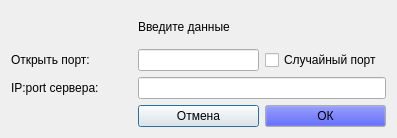
This is client/app/template/connection.ui in DimPerch/paint_online as Qt 5 draws it before an edit. The edited form follows.
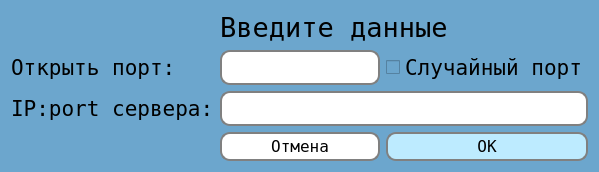
This is the edited form. Icons and pictures are not drawn.

Commit message: added disain and color changes

The edit to the form file:
```diff
--- a/client/app/template/connection.ui
+++ b/client/app/template/connection.ui
@@ -6,79 +6,37 @@
    <rect>
     <x>0</x>
     <y>0</y>
-    <width>397</width>
-    <height>138</height>
+    <width>404</width>
+    <height>124</height>
    </rect>
   </property>
   <property name="windowTitle">
-   <string>Dialog</string>
+   <string>Подключение</string>
+  </property>
+  <property name="windowIcon">
+   <iconset>
+    <normaloff>icon.png</normaloff>icon.png</iconset>
+  </property>
+  <property name="autoFillBackground">
+   <bool>false</bool>
+  </property>
+  <property name="styleSheet">
+   <string notr="true">background-color: rgb(108, 166, 205);</string>
   </property>
   <layout class="QGridLayout" name="gridLayout">
-   <item row="4" column="1" colspan="2">
-    <layout class="QHBoxLayout" name="horizontalLayout" stretch="4">
-     <item>
-      <widget class="QLineEdit" name="ip_port_edit"/>
-     </item>
-    </layout>
-   </item>
    <item row="4" column="0">
     <widget class="QLabel" name="label_ip_port">
+     <property name="font">
+      <font>
+       <family>Fixedsys</family>
+       <pointsize>16</pointsize>
+      </font>
+     </property>
      <property name="text">
       <string>IP:port сервера:</string>
      </property>
     </widget>
    </item>
-   <item row="3" column="2">
-    <widget class="QCheckBox" name="random_port_checkBox">
-     <property name="text">
-      <string>Случайный порт</string>
-     </property>
-    </widget>
-   </item>
-   <item row="0" column="1">
-    <widget class="QLabel" name="heading_label">
-     <property name="palette">
-      <palette>
-       <active>
-        <colorrole role="Button">
-         <brush brushstyle="SolidPattern">
-          <color alpha="255">
-           <red>0</red>
-           <green>248</green>
-           <blue>59</blue>
-          </color>
-         </brush>
-        </colorrole>
-       </active>
-       <inactive>
-        <colorrole role="Button">
-         <brush brushstyle="SolidPattern">
-          <color alpha="255">
-           <red>0</red>
-           <green>248</green>
-           <blue>59</blue>
-          </color>
-         </brush>
-        </colorrole>
-       </inactive>
-       <disabled>
-        <colorrole role="Button">
-         <brush brushstyle="SolidPattern">
-          <color alpha="255">
-           <red>0</red>
-           <green>248</green>
-           <blue>59</blue>
-          </color>
-         </brush>
-        </colorrole>
-       </disabled>
-      </palette>
-     </property>
-     <property name="text">
-      <string>Введите данные</string>
-     </property>
-    </widget>
-   </item>
    <item row="3" column="1">
     <widget class="QLineEdit" name="port_edit">
      <property name="enabled">
@@ -90,19 +48,17 @@
        <verstretch>0</verstretch>
       </sizepolicy>
      </property>
-    </widget>
-   </item>
-   <item row="3" column="0">
-    <widget class="QLabel" name="label_port">
-     <property name="text">
-      <string>Открыть порт:</string>
+     <property name="font">
+      <font>
+       <family>Hobo Std</family>
+       <pointsize>12</pointsize>
+      </font>
      </property>
-    </widget>
-   </item>
-   <item row="5" column="1">
-    <widget class="QPushButton" name="button_cancel">
-     <property name="text">
-      <string>Отмена</string>
+     <property name="styleSheet">
+      <string notr="true">background-color: rgb(255, 255, 255);
+border: 2px solid gray;
+border-radius: 10px;
+padding: 3 8px;</string>
      </property>
     </widget>
    </item>
@@ -114,8 +70,26 @@
         <colorrole role="Button">
          <brush brushstyle="SolidPattern">
           <color alpha="255">
-           <red>0</red>
-           <green>13</green>
+           <red>189</red>
+           <green>235</green>
+           <blue>255</blue>
+          </color>
+         </brush>
+        </colorrole>
+        <colorrole role="Base">
+         <brush brushstyle="SolidPattern">
+          <color alpha="255">
+           <red>189</red>
+           <green>235</green>
+           <blue>255</blue>
+          </color>
+         </brush>
+        </colorrole>
+        <colorrole role="Window">
+         <brush brushstyle="SolidPattern">
+          <color alpha="255">
+           <red>189</red>
+           <green>235</green>
            <blue>255</blue>
           </color>
          </brush>
@@ -125,8 +99,26 @@
         <colorrole role="Button">
          <brush brushstyle="SolidPattern">
           <color alpha="255">
-           <red>0</red>
-           <green>13</green>
+           <red>189</red>
+           <green>235</green>
+           <blue>255</blue>
+          </color>
+         </brush>
+        </colorrole>
+        <colorrole role="Base">
+         <brush brushstyle="SolidPattern">
+          <color alpha="255">
+           <red>189</red>
+           <green>235</green>
+           <blue>255</blue>
+          </color>
+         </brush>
+        </colorrole>
+        <colorrole role="Window">
+         <brush brushstyle="SolidPattern">
+          <color alpha="255">
+           <red>189</red>
+           <green>235</green>
            <blue>255</blue>
           </color>
          </brush>
@@ -136,8 +128,26 @@
         <colorrole role="Button">
          <brush brushstyle="SolidPattern">
           <color alpha="255">
-           <red>0</red>
-           <green>13</green>
+           <red>189</red>
+           <green>235</green>
+           <blue>255</blue>
+          </color>
+         </brush>
+        </colorrole>
+        <colorrole role="Base">
+         <brush brushstyle="SolidPattern">
+          <color alpha="255">
+           <red>189</red>
+           <green>235</green>
+           <blue>255</blue>
+          </color>
+         </brush>
+        </colorrole>
+        <colorrole role="Window">
+         <brush brushstyle="SolidPattern">
+          <color alpha="255">
+           <red>189</red>
+           <green>235</green>
            <blue>255</blue>
           </color>
          </brush>
@@ -145,11 +155,204 @@
        </disabled>
       </palette>
      </property>
+     <property name="font">
+      <font>
+       <family>Fixedsys</family>
+       <pointsize>12</pointsize>
+      </font>
+     </property>
+     <property name="styleSheet">
+      <string notr="true">QPushButton
+{
+border: 2px solid gray;
+border-radius: 10px;
+padding: 3 8px;
+background-color: rgb(189, 235, 255);
+}
+	</string>
+     </property>
      <property name="text">
       <string>ОК</string>
      </property>
     </widget>
    </item>
+   <item row="4" column="1" colspan="2">
+    <layout class="QHBoxLayout" name="horizontalLayout" stretch="4">
+     <item>
+      <widget class="QLineEdit" name="ip_port_edit">
+       <property name="font">
+        <font>
+         <family>Hobo Std</family>
+         <pointsize>12</pointsize>
+        </font>
+       </property>
+       <property name="styleSheet">
+        <string notr="true">background-color: rgb(255, 255, 255);
+border: 2px solid gray;
+border-radius: 10px;
+padding: 3 8px;</string>
+       </property>
+      </widget>
+     </item>
+    </layout>
+   </item>
+   <item row="5" column="1">
+    <widget class="QPushButton" name="button_cancel">
+     <property name="font">
+      <font>
+       <family>Fixedsys</family>
+       <pointsize>12</pointsize>
+      </font>
+     </property>
+     <property name="styleSheet">
+      <string notr="true">QPushButton
+{
+border: 2px solid gray;
+border-radius: 10px;
+padding: 3 8px;
+background: white;
+
+}
+</string>
+     </property>
+     <property name="text">
+      <string>Отмена</string>
+     </property>
+    </widget>
+   </item>
+   <item row="3" column="0">
+    <widget class="QLabel" name="label_port">
+     <property name="font">
+      <font>
+       <family>Fixedsys</family>
+       <pointsize>16</pointsize>
+      </font>
+     </property>
+     <property name="text">
+      <string>Открыть порт:</string>
+     </property>
+    </widget>
+   </item>
+   <item row="3" column="2">
+    <widget class="QCheckBox" name="random_port_checkBox">
+     <property name="font">
+      <font>
+       <family>Fixedsys</family>
+       <pointsize>16</pointsize>
+      </font>
+     </property>
+     <property name="styleSheet">
+      <string notr="true"/>
+     </property>
+     <property name="text">
+      <string>Случайный порт</string>
+     </property>
+    </widget>
+   </item>
+   <item row="0" column="1" colspan="2">
+    <widget class="QLabel" name="heading_label">
+     <property name="palette">
+      <palette>
+       <active>
+        <colorrole role="Button">
+         <brush brushstyle="SolidPattern">
+          <color alpha="255">
+           <red>108</red>
+           <green>166</green>
+           <blue>205</blue>
+          </color>
+         </brush>
+        </colorrole>
+        <colorrole role="Base">
+         <brush brushstyle="SolidPattern">
+          <color alpha="255">
+           <red>108</red>
+           <green>166</green>
+           <blue>205</blue>
+          </color>
+         </brush>
+        </colorrole>
+        <colorrole role="Window">
+         <brush brushstyle="SolidPattern">
+          <color alpha="255">
+           <red>108</red>
+           <green>166</green>
+           <blue>205</blue>
+          </color>
+         </brush>
+        </colorrole>
+       </active>
+       <inactive>
+        <colorrole role="Button">
+         <brush brushstyle="SolidPattern">
+          <color alpha="255">
+           <red>108</red>
+           <green>166</green>
+           <blue>205</blue>
+          </color>
+         </brush>
+        </colorrole>
+        <colorrole role="Base">
+         <brush brushstyle="SolidPattern">
+          <color alpha="255">
+           <red>108</red>
+           <green>166</green>
+           <blue>205</blue>
+          </color>
+         </brush>
+        </colorrole>
+        <colorrole role="Window">
+         <brush brushstyle="SolidPattern">
+          <color alpha="255">
+           <red>108</red>
+           <green>166</green>
+           <blue>205</blue>
+          </color>
+         </brush>
+        </colorrole>
+       </inactive>
+       <disabled>
+        <colorrole role="Button">
+         <brush brushstyle="SolidPattern">
+          <color alpha="255">
+           <red>108</red>
+           <green>166</green>
+           <blue>205</blue>
+          </color>
+         </brush>
+        </colorrole>
+        <colorrole role="Base">
+         <brush brushstyle="SolidPattern">
+          <color alpha="255">
+           <red>108</red>
+           <green>166</green>
+           <blue>205</blue>
+          </color>
+         </brush>
+        </colorrole>
+        <colorrole role="Window">
+         <brush brushstyle="SolidPattern">
+          <color alpha="255">
+           <red>108</red>
+           <green>166</green>
+           <blue>205</blue>
+          </color>
+         </brush>
+        </colorrole>
+       </disabled>
+      </palette>
+     </property>
+     <property name="font">
+      <font>
+       <family>Fixedsys</family>
+       <pointsize>20</pointsize>
+      </font>
+     </property>
+     <property name="text">
+      <string>Введите данные</string>
+     </property>
+    </widget>
+   </item>
   </layout>
  </widget>
  <resources/>
```
The commit also changes 16 other files.
